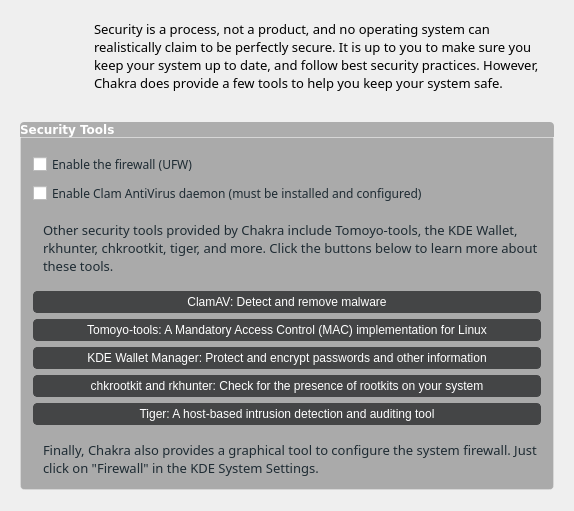
Before: the Qt Designer form ui/ui_scrSecurity.ui in rshipp/kapudan, drawn with Qt 5.
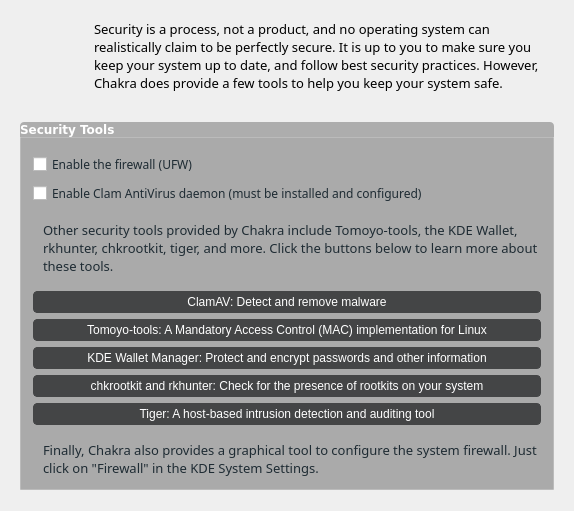
After: the same form once the commit is applied. Icons and pictures are not drawn.

Commit message: Flat corners on bottom of groupboxes.

Patch:
```diff
--- a/ui/ui_scrSecurity.ui
+++ b/ui/ui_scrSecurity.ui
@@ -45,8 +45,6 @@
         <string notr="true">#groupBoxUpdates{
 background-color: rgb(170, 170, 170);
 border: 1px solid rgba(255,255,255,50);
-border-bottom-left-radius: 4px;
-border-bottom-right-radius: 4px;
 }
 
 
```
The commit also changes 9 other files.
